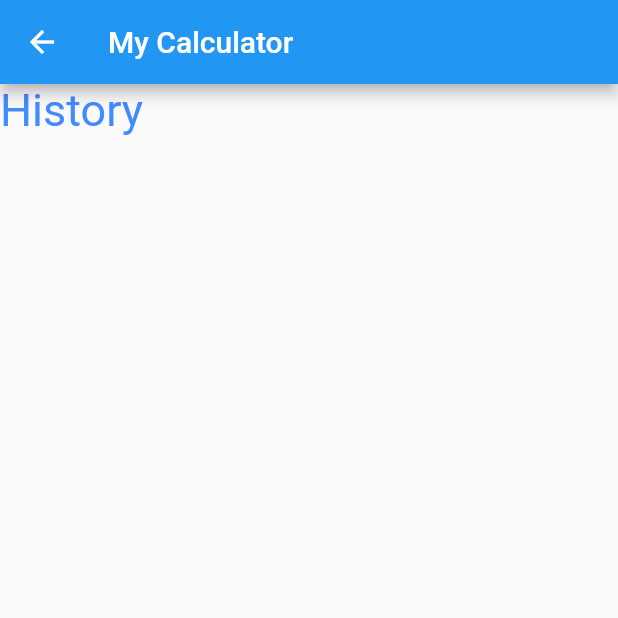
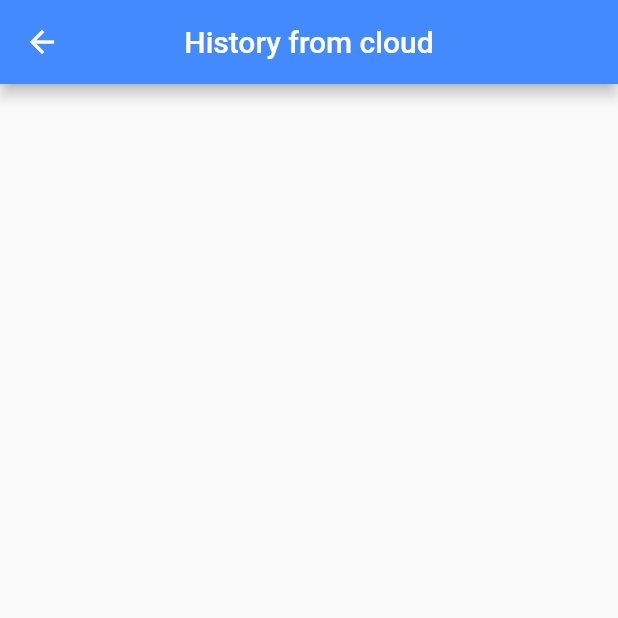
Before and after one commit to gurparshad/flutter-calculatorApp, a Flutter app: the screen it shows after launch, after a tap on "History", on a phone screen of 412 x 824 dp, the top half of it. Run offline on Flutter 3.47's test engine with Material 2 defaults, Android fonts, the phone set to English and light mode, and no system bars; our stand-ins replace cloud_firestore, math_expressions, shared_preferences; missing offline and left inert: gson; accounts and stored records are empty.

Commit message:
history stored in firestore

```diff
--- /dev/null
+++ b/lib/cloudHistory.dart
@@ -0,0 +1,51 @@
+import 'package:flutter/material.dart';
+import 'package:cloud_firestore/cloud_firestore.dart';
+
+class CloudHistory extends StatefulWidget {
+  @override
+  _CloudHistory createState() => _CloudHistory();
+}
+
+class _CloudHistory extends State<CloudHistory> {
+  @override
+  Widget build(BuildContext context) {
+    return Scaffold(
+        appBar: AppBar(
+          title: Text("History from cloud"),
+          centerTitle: true,
+          backgroundColor: Colors.blueAccent,
+        ),
+        body: StreamBuilder(
+            stream:
+                Firestore.instance.collection("calculatedHistory").snapshots(),
+            builder:
+                (BuildContext context, AsyncSnapshot<QuerySnapshot> snapshot) {
+              if (!snapshot.hasData)
+                return Text("loading data.. Please wait..");
+              switch (snapshot.connectionState) {
+                case ConnectionState.waiting:
+                  return new Text('Loading...');
+                default:
+                  return new ListView(
+                    children: snapshot.data.documents
+                        .map((DocumentSnapshot document) {
+                      return Padding(
+                        padding: const EdgeInsets.all(8.0),
+                        child: Card(
+                          elevation: 0,
+                          color: Color(0x11ffffff),
+                          child: new ListTile(
+                            title: new Text(
+                              document['equation'],
+                              style: TextStyle(
+                                  fontSize: 20.0, fontWeight: FontWeight.bold),
+                            ),
+                          ),
+                        ),
+                      );
+                    }).toList(),
+                  );
+              }
+            }));
+  }
+}
--- a/pubspec.yaml
+++ b/pubspec.yaml
@@ -30,6 +30,9 @@ dependencies:
   cupertino_icons: ^1.0.0
   shared_preferences: ^0.5.2
   gson: ^0.1.4
+  firebase_core: ^0.4.0+9
+  cloud_firestore: ^0.12.9+6
+  firebase_auth: ^0.14.0+5
 
 dev_dependencies:
   flutter_test:
```
Also changed, not shown: lib/main.dart (+17 -5 lines), pubspec.lock, 3 other files.
